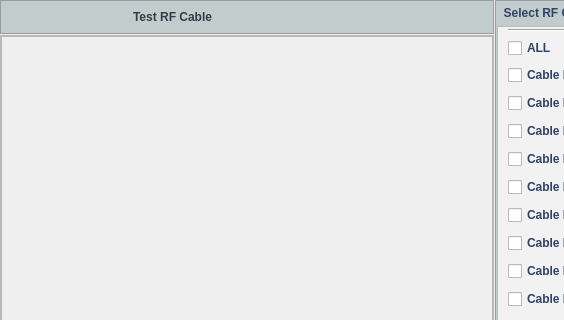
This is testrfcable.ui in phandinhbacptit/ARS-Testing as Qt 5 draws it before an edit; both pictures show x 0 to 564 and y 0 to 320 of the 988 by 712 pixel window. The edited form follows.
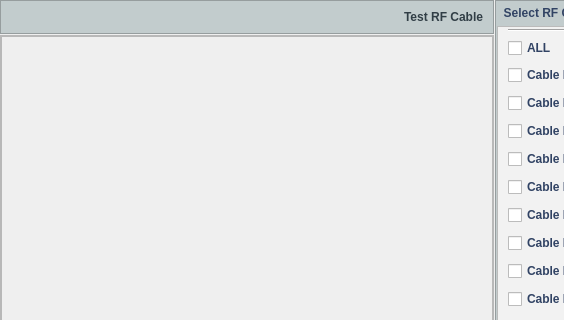
This is the edited form. Icons and pictures are not drawn.

Patch:
```diff
--- a/testrfcable.ui
+++ b/testrfcable.ui
@@ -3798,7 +3798,7 @@
       <enum>QFrame::Raised</enum>
      </property>
      <layout class="QGridLayout" name="gridLayout_4" columnstretch="1,3">
-      <item row="0" column="1">
+      <item row="0" column="1" alignment="Qt::AlignRight">
        <widget class="QLabel" name="label">
         <property name="styleSheet">
          <string notr="true">color: rgb(49, 62, 70);
```
Left out of the diff: 4 changed lines with no effect on the pictures.
